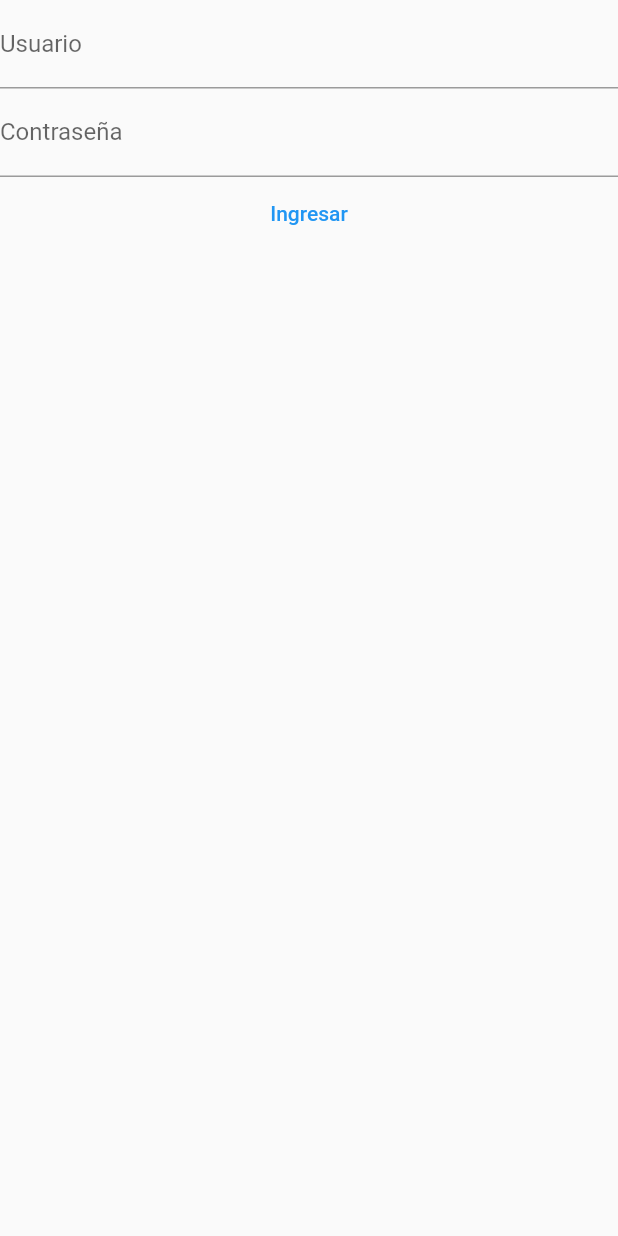
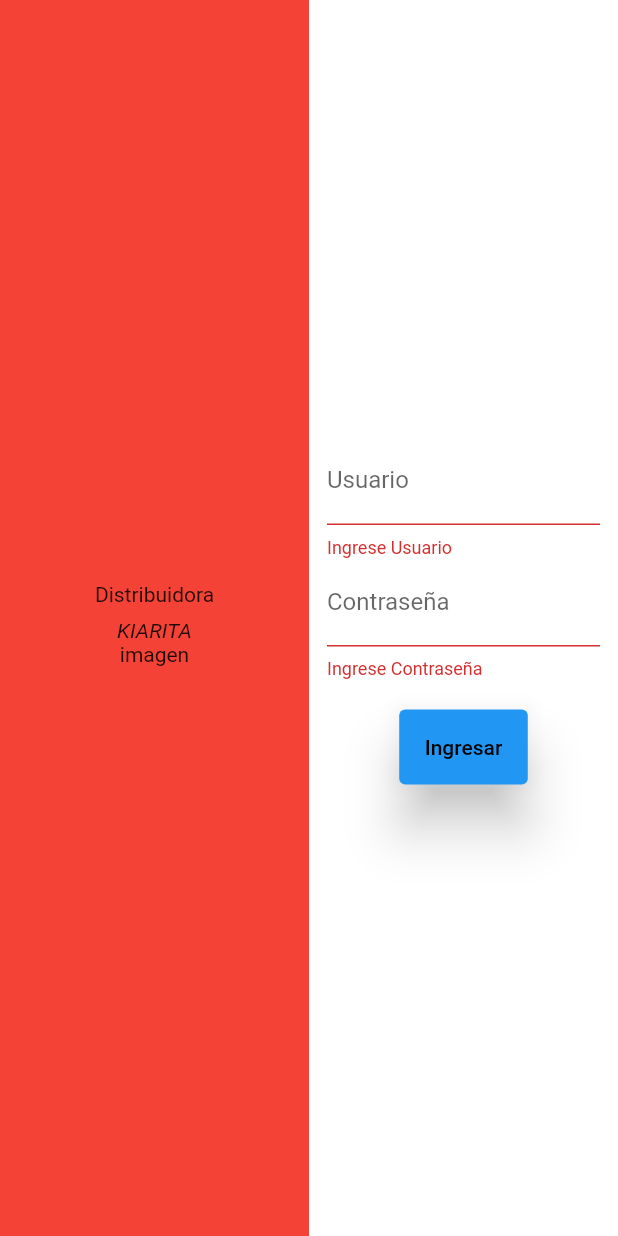
Before and after one commit to xavierquiroz1998/genesis_vera_tesis, a Flutter app: the Login screen opened directly, after a tap on "Ingresar", on a phone screen of 412 x 824 dp. Run offline on Flutter 3.47's test engine with Material 2 defaults, Android fonts, the phone set to English and light mode, and no system bars; our stand-ins replace file_picker, syncfusion_flutter_datagrid, url_strategy; missing offline and left inert: excel.

Commit message:
cambio en login

```diff
--- a/lib/domain/providers/Login/loginProvider.dart
+++ b/lib/domain/providers/Login/loginProvider.dart
@@ -5,8 +5,8 @@ import 'package:genesis_vera_tesis/main.dart';
 
 class LoginProvider extends ChangeNotifier {
   String _cedula = "";
-
   String get cedula => _cedula;
+  final _keyLogin = GlobalKey<FormState>();
 
   set cedula(String cedula) {
     _cedula = cedula;
@@ -14,6 +14,8 @@ class LoginProvider extends ChangeNotifier {
   }
 
   String _contrasenia = "";
+
+  GlobalKey<FormState> get keyLogin => _keyLogin;
 
   String get contrasenia => _contrasenia;
 
@@ -24,6 +26,7 @@ class LoginProvider extends ChangeNotifier {
 
   void logeo(BuildContext context) {
     try {
+      if (keyLogin.currentState!.validate()) {
         var result = Estaticas.listUsuarios.firstWhere(
             (e) => e.cedula == cedula && e.contrasenia == contrasenia);
         if (result.cedula != "") {
@@ -34,6 +37,7 @@ class LoginProvider extends ChangeNotifier {
             ),
           );
         }
+      }
     } catch (e) {}
   }
 }
--- a/lib/main.dart
+++ b/lib/main.dart
@@ -72,10 +72,10 @@ class _MyHomePageState extends State<MyHomePage> {
   @override
   Widget build(BuildContext context) {
     return Scaffold(
-      appBar: AppBar(
-        title: Text(widget.title),
-      ),
-      body: Login(),
+      // appBar: AppBar(
+      //   title: Text(widget.title),
+      // ),
+      body: HomePage(), //Login(),
     );
   }
 }
--- a/lib/ui/pages/Login/login.dart
+++ b/lib/ui/pages/Login/login.dart
@@ -1,6 +1,5 @@
 import 'package:flutter/material.dart';
 import 'package:genesis_vera_tesis/domain/providers/Login/loginProvider.dart';
-import 'package:genesis_vera_tesis/main.dart';
 import 'package:provider/provider.dart';
 
 class Login extends StatelessWidget {
@@ -9,40 +8,125 @@ class Login extends StatelessWidget {
   @override
   Widget build(BuildContext context) {
     final logeo = Provider.of<LoginProvider>(context);
+    final size = MediaQuery.of(context).size;
     return Scaffold(
       body: Container(
-        child: ListView(
+        child: Row(
           children: [
-            Container(
-              width: 250,
-              height: 250,
-              child: Column(
-                children: [
-                  TextField(
-                    onChanged: (value) {
-                      logeo.cedula = value;
-                    },
-                    decoration: InputDecoration(labelText: "Usuario"),
-                  ),
-                  TextField(
-                    onChanged: (value) {
-                      logeo.contrasenia = value;
-                    },
-                    obscureText: true,
-                    decoration: InputDecoration(labelText: "Contraseña"),
-                  ),
-                  TextButton(
-                    onPressed: () {
-                      logeo.logeo(context);
-                    },
-                    child: Text("Ingresar"),
-                  ),
-                ],
-              ),
-            )
+            LoginIzquierdo(size: size),
+            LoginDerecho(size: size, logeo: logeo),
           ],
         ),
       ),
     );
   }
 }
+
+class LoginDerecho extends StatelessWidget {
+  const LoginDerecho({
+    Key? key,
+    required this.size,
+    required this.logeo,
+  }) : super(key: key);
+
+  final Size size;
+  final LoginProvider logeo;
+
+  @override
+  Widget build(BuildContext context) {
+    return Container(
+      width: size.width / 2,
+      height: size.height,
+      color: Colors.white,
+      child: Padding(
+        padding: const EdgeInsets.all(12.0),
+        child: Form(
+          key: logeo.keyLogin,
+          child: Column(
+            mainAxisAlignment: MainAxisAlignment.center,
+            children: [
+              TextFormField(
+                onChanged: (value) {
+                  logeo.cedula = value;
+                },
+                validator: (value) {
+                  if (value == null || value.isEmpty) {
+                    return "Ingrese Usuario";
+                  }
+                },
+                decoration: InputDecoration(
+                  labelText: "Usuario",
+                ),
+              ),
+              TextFormField(
+                onChanged: (value) {
+                  logeo.contrasenia = value;
+                },
+                validator: (value) {
+                  if (value == null || value.isEmpty) {
+                    return "Ingrese Contraseña";
+                  }
+                },
+                obscureText: true,
+                decoration: InputDecoration(labelText: "Contraseña"),
+              ),
+              Padding(
+                padding: const EdgeInsets.fromLTRB(0, 20, 0, 10),
+                child: TextButton(
+                  onPressed: () {
+                    logeo.logeo(context);
+                  },
+                  style: TextButton.styleFrom(
+                    backgroundColor: Colors.blue,
+                    elevation: 15,
+                  ),
+                  child: Padding(
+                    padding: const EdgeInsets.all(9),
+                    child: Text(
+                      "Ingresar",
+                      style: TextStyle(color: Colors.black),
+                    ),
+                  ),
+                ),
+              ),
+            ],
+          ),
+        ),
+      ),
+    );
+  }
+}
+
+class LoginIzquierdo extends StatelessWidget {
+  const LoginIzquierdo({
+    Key? key,
+    required this.size,
+  }) : super(key: key);
+
+  final Size size;
+
+  @override
+  Widget build(BuildContext context) {
+    return Container(
+      width: size.width / 2,
+      height: size.height,
+      color: Colors.red,
+      child: Column(
+        mainAxisAlignment: MainAxisAlignment.center,
+        children: [
+          Padding(
+            padding: const EdgeInsets.all(8.0),
+            child: Text("Distribuidora"),
+          ),
+          Text(
+            "KIARITA",
+            style: TextStyle(fontStyle: FontStyle.italic),
+          ),
+          Text(
+            "imagen",
+          ),
+        ],
+      ),
+    );
+  }
+}
```
Also changed, not shown: pubspec.yaml (+1 -9 lines), pubspec.lock. Lines whose indentation alone changed are shown as unchanged.
